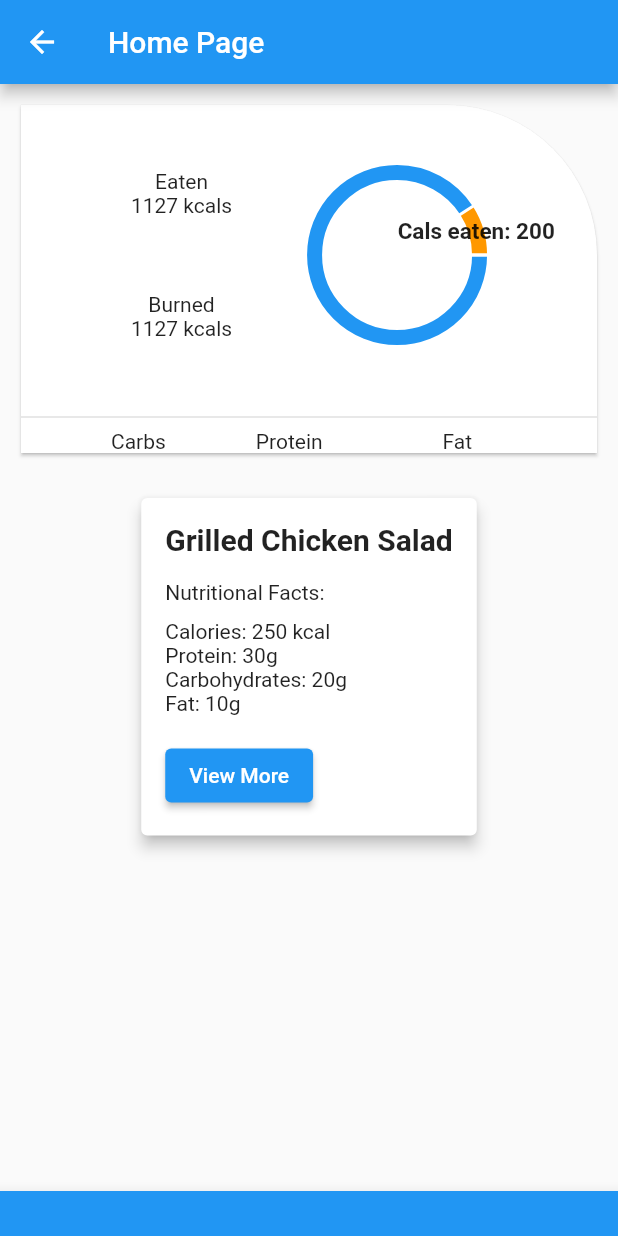
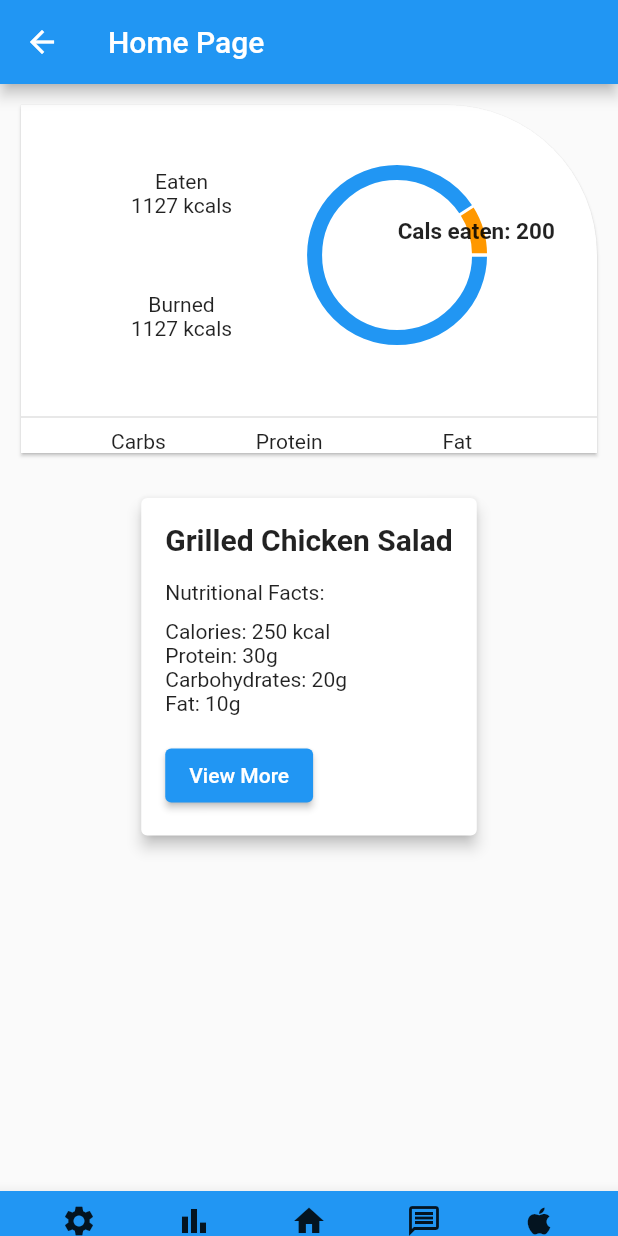
Before and after one commit to BustosAndrew/calhack10, a Flutter app: the HomePage screen opened directly, on a phone screen of 412 x 824 dp. Run offline on Flutter 3.47's test engine with Material 2 defaults, Android fonts, the phone set to English and light mode, and no system bars; drawn by our look-alikes of fl_chart; our stand-ins replace firebase_auth, firebase_core; accounts and stored records are empty.

Commit message:
AddBottomNav

```diff
--- a/lib/homepage.dart
+++ b/lib/homepage.dart
@@ -23,9 +23,20 @@ class HomePage extends StatelessWidget {
             ],
           ),
         ),
-        bottomNavigationBar: const BottomAppBar(
+        bottomNavigationBar: BottomAppBar(
           color: Colors.blue,
           height: 30,
+          child: Row(
+            mainAxisAlignment: MainAxisAlignment.spaceEvenly,
+            children: [
+              IconButton(onPressed: () {}, icon: const Icon(Icons.settings)),
+              IconButton(onPressed: () {}, icon: const Icon(Icons.bar_chart)),
+              IconButton(onPressed: () {}, icon: const Icon(Icons.home)),
+              IconButton(
+                  onPressed: () {}, icon: const Icon(Icons.message_outlined)),
+              IconButton(onPressed: () {}, icon: const Icon(Icons.apple))
+            ],
+          ),
         ),
       ),
     );
```
Also changed, not shown: lib/AddFoodDB.dart (added), lib/bottomNavBar.dart (added).
